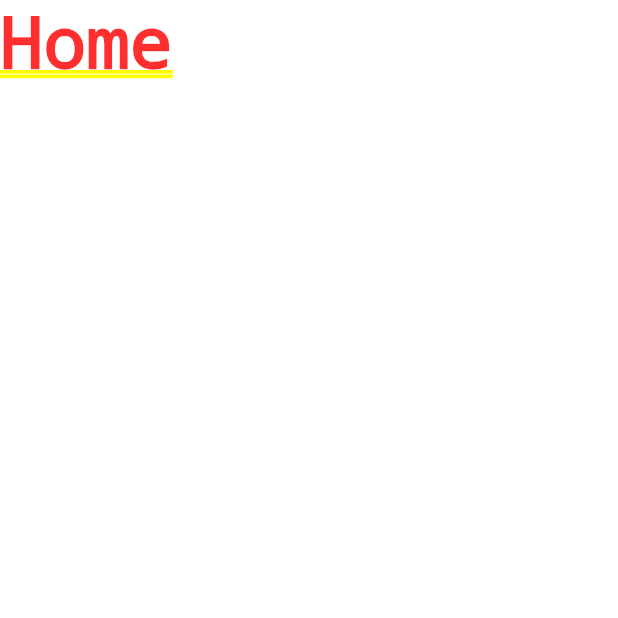
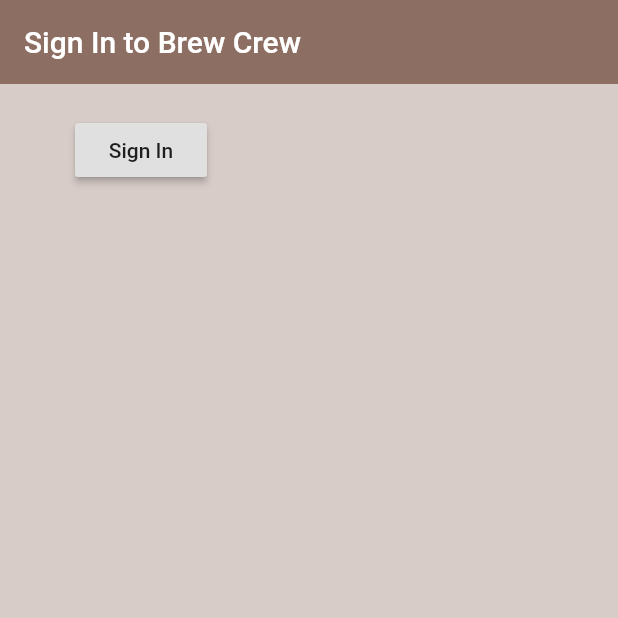
Before and after one commit to Tijil2111/brew_crew, a Flutter app: the screen it shows after launch, on a phone screen of 412 x 824 dp, the top half of it. Run offline on Flutter 3.47's test engine with Material 2 defaults, Android fonts, the phone set to English and light mode, and no system bars; our stand-ins replace firebase_auth; missing offline and left inert: dart:js_util; accounts and stored records are empty.

```diff
--- /dev/null
+++ b/lib/models/user.dart
@@ -0,0 +1,5 @@
+class User {
+  final String uid;
+
+  User({required this.uid});
+}
--- a/lib/screens/authenticate/authenticate.dart
+++ b/lib/screens/authenticate/authenticate.dart
@@ -1,3 +1,4 @@
+import 'package:brew_crew/screens/authenticate/sign_in.dart';
 import 'package:flutter/material.dart';
 
 class Authenticate extends StatefulWidget {
@@ -9,7 +10,7 @@ class _AuthenticateState extends State<Authenticate> {
   @override
   Widget build(BuildContext context) {
     return Container(
-      child: Text('authenticate'),
+      child: SignIn(),
     );
   }
 }
--- /dev/null
+++ b/lib/screens/authenticate/sign_in.dart
@@ -0,0 +1,37 @@
+import 'package:brew_crew/services/auth.dart';
+import 'package:flutter/material.dart';
+
+class SignIn extends StatefulWidget {
+  @override
+  _SignInState createState() => _SignInState();
+}
+
+class _SignInState extends State<SignIn> {
+  final AuthService _auth = AuthService();
+  @override
+  Widget build(BuildContext context) {
+    return Scaffold(
+      backgroundColor: Colors.brown[100],
+      appBar: AppBar(
+        backgroundColor: Colors.brown[400],
+        elevation: 0.0,
+        title: Text('Sign In to Brew Crew'),
+      ),
+      body: Container(
+        padding: EdgeInsets.symmetric(vertical: 20.0, horizontal: 50.0),
+        child: RaisedButton(
+          child: Text('Sign In'),
+          onPressed: () async {
+            dynamic result = await _auth.signInAnon();
+            if (result == null) {
+              print('error signing in');
+            } else {
+              print('Signed In');
+              print(result.uid);
+            }
+          },
+        ),
+      ),
+    );
+  }
+}
--- a/lib/screens/wrapper.dart
+++ b/lib/screens/wrapper.dart
@@ -1,3 +1,4 @@
+import 'package:brew_crew/screens/authenticate/authenticate.dart';
 import 'package:brew_crew/screens/home/home.dart';
 import 'package:flutter/material.dart';
 
@@ -7,6 +8,6 @@ class Wrapper extends StatelessWidget {
   @override
   Widget build(BuildContext context) {
     // return either Home or Authenticate widget
-    return Home();
+    return Authenticate();
   }
 }
```
Also changed, not shown: lib/services/auth.dart (+9 -1 lines).
